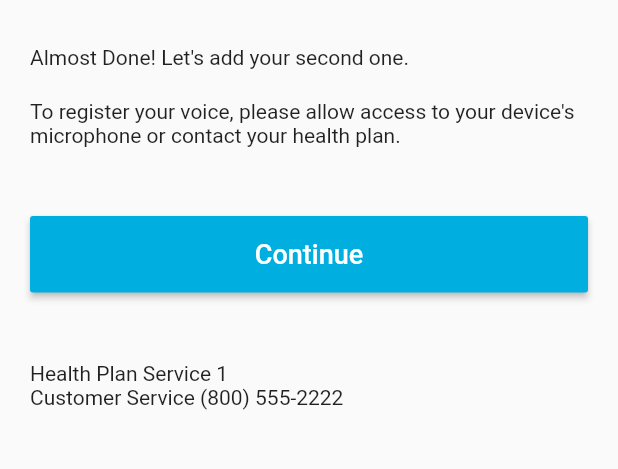
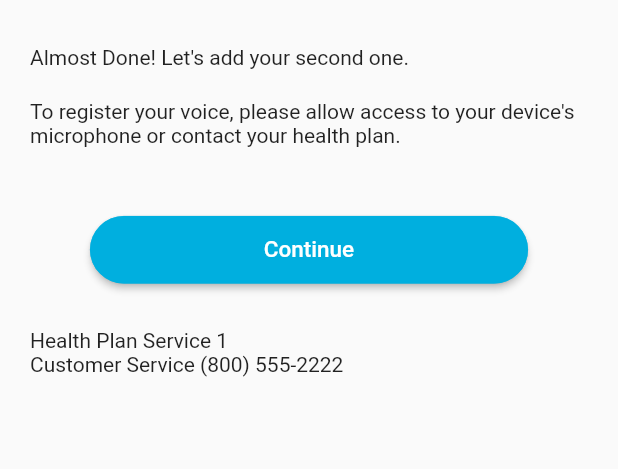
Before and after one commit to Ahmed-Husnein-Choudhury/Flutter-app-1, a Flutter app: the screen it shows after launch, on a phone screen of 412 x 824 dp, the part 210-679 px from its top. Run offline on Flutter 3.47's test engine with Material 2 defaults, Android fonts, the phone set to English and light mode, and no system bars; our stand-ins replace camera, image_picker, video_player; missing offline and left inert: flutter_cupertino_date_picker, simple_permissions; accounts and stored records are empty.

Commit message:
UI updated

```diff
--- a/lib/screens/voice_registration_set_up.dart
+++ b/lib/screens/voice_registration_set_up.dart
@@ -1,3 +1,5 @@
+import 'dart:io';
+
 import 'package:flutter/cupertino.dart';
 import 'package:flutter/material.dart';
 import 'package:flutter/services.dart';
@@ -36,16 +38,28 @@ class _State extends State<VoiceRegistrationSetUp> {
 
   Widget continueButton() {
     return Padding(
-      padding: EdgeInsets.symmetric(vertical: 16.0),
+      padding: EdgeInsets.fromLTRB(40.0, 16.0, 40.0, 0.0),
+      child: Container(
+        height: 45,
+      width: 30,
       child:RaisedButton(
-        onPressed: requestPermission,
-        padding: EdgeInsets.all(15.0),
-        color: Color(0XFF00AFDF),
-        textColor: Colors.white,
-        child: Text(
-          "Continue",
-          style: TextStyle(fontSize: 18.0, color: Colors.white),
-        ),
+          color: Color(0XFF00AFDF),
+          shape: StadiumBorder(
+            side: BorderSide(
+              width: 0.5,
+              color: Color(0XFF00AFDF),
+            ),
+          ),
+          child: Text(
+              "Continue",
+              style: TextStyle(
+                  color: Colors.white,
+                  fontSize: 15.0
+              )
+          ),
+          onPressed: requestPermission
+
+      )
       )
     );
   }
@@ -71,7 +85,9 @@ class _State extends State<VoiceRegistrationSetUp> {
 
   @override
   Widget build(BuildContext context) {
-    return Scaffold(
+    return WillPopScope(
+        onWillPop: exitApp,
+      child: Scaffold(
         body: SingleChildScrollView(
           padding: EdgeInsets.all(20.0),
       child: Container(
@@ -95,7 +111,13 @@ class _State extends State<VoiceRegistrationSetUp> {
           ],
         ),
       ),
-    ));
-    ;
+    ))
+
+    );
+  }
+
+  Future<bool> exitApp() {
+print("app exited");
+    exit(0);
   }
 }
```
Also changed, not shown: lib/screens/member_information.dart (+19 -11 lines), lib/screens/voice_login.dart (+22 -17 lines), 8 other files.
